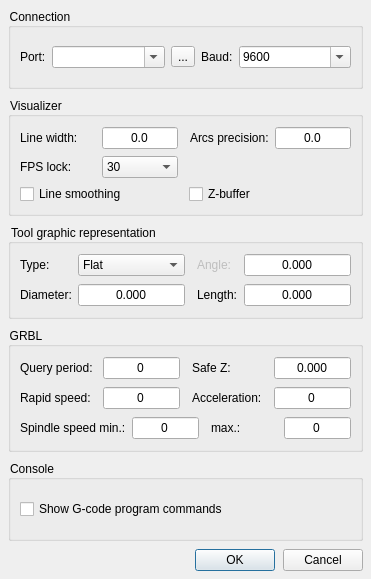
Before: the Qt Designer form frmsettings.ui in Denvi/Candle, drawn with Qt 5.
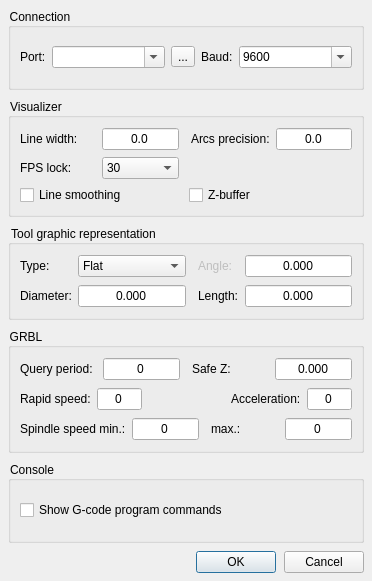
After: the same form once the commit is applied. Icons and pictures are not drawn.

Commit message: Jog control fixes.

Patch:
```diff
--- a/frmsettings.ui
+++ b/frmsettings.ui
@@ -6,8 +6,8 @@
    <rect>
     <x>0</x>
     <y>0</y>
-    <width>371</width>
-    <height>579</height>
+    <width>372</width>
+    <height>581</height>
    </rect>
   </property>
   <property name="windowTitle">
@@ -498,7 +498,7 @@
            <enum>Qt::Horizontal</enum>
           </property>
           <property name="sizeType">
-           <enum>QSizePolicy::Fixed</enum>
+           <enum>QSizePolicy::Expanding</enum>
           </property>
           <property name="sizeHint" stdset="0">
            <size>
```
The commit also changes 1 other file.
